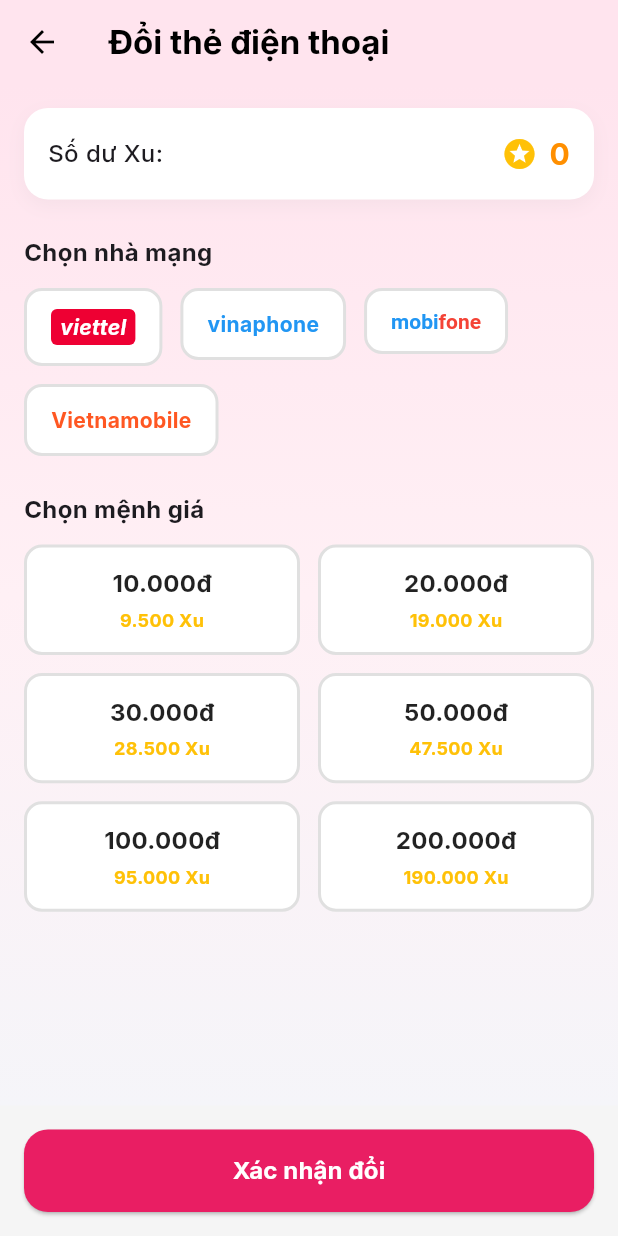
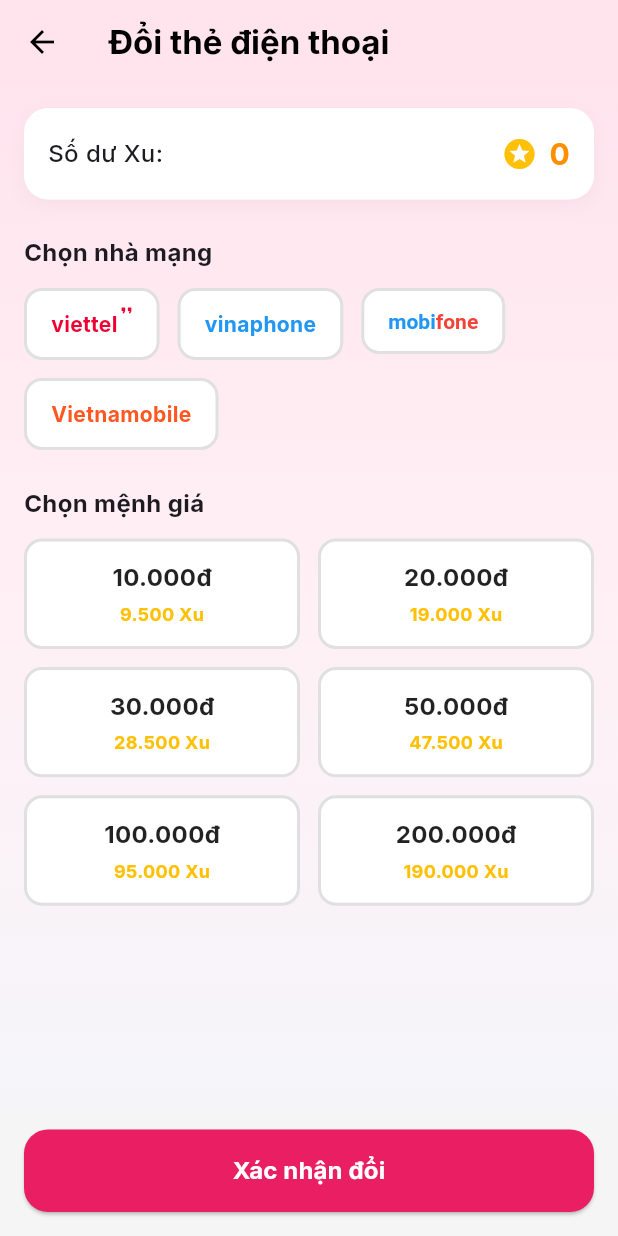
Before and after one commit to DoCaoNguyen/DATN-CDCNTT-2026-Final, a Flutter app: the RedeemScratchCardScreen screen opened directly with empty values, on a phone screen of 412 x 824 dp. Run offline on Flutter 3.47's test engine with Material 3 defaults, Android fonts, the phone set to English and light mode, and no system bars; our stand-ins replace camera, connectivity_plus, dio, firebase_core, firebase_messaging, flutter_contacts and 9 more; missing offline and left inert: dmrtd, flutter_nfc_kit, google_mlkit_face_detection, google_mlkit_text_recognition, local_auth_android, mobile_scanner and 1 more; accounts and stored records are empty.

Commit message:
style: Fix Viettel logo to match real brand

```diff
--- a/wallet_app/lib/features/offers/screens/redeem_scratch_card_screen.dart
+++ b/wallet_app/lib/features/offers/screens/redeem_scratch_card_screen.dart
@@ -29,16 +29,19 @@
   Widget _buildProviderLogo(String provider) {
     switch (provider) {
       case 'Viettel':
-        return Container(
-          padding: const EdgeInsets.symmetric(horizontal: 6, vertical: 2),
-          decoration: BoxDecoration(
-            color: const Color(0xFFEE0033),
-            borderRadius: BorderRadius.circular(4),
-          ),
-          child: const Text(
-            'viettel',
-            style: TextStyle(color: Colors.white, fontWeight: FontWeight.bold, fontSize: 14, fontStyle: FontStyle.italic),
-          ),
+        return Row(
+          mainAxisSize: MainAxisSize.min,
+          crossAxisAlignment: CrossAxisAlignment.start,
+          children: [
+            const Text(
+              'viettel',
+              style: TextStyle(color: Color(0xFFEE0033), fontWeight: FontWeight.bold, fontSize: 14),
+            ),
+            Transform.translate(
+              offset: const Offset(1, -4),
+              child: const Icon(Icons.format_quote_rounded, color: Color(0xFFEE0033), size: 10),
+            ),
+          ],
         );
       case 'Vinaphone':
         return const Text(
```
